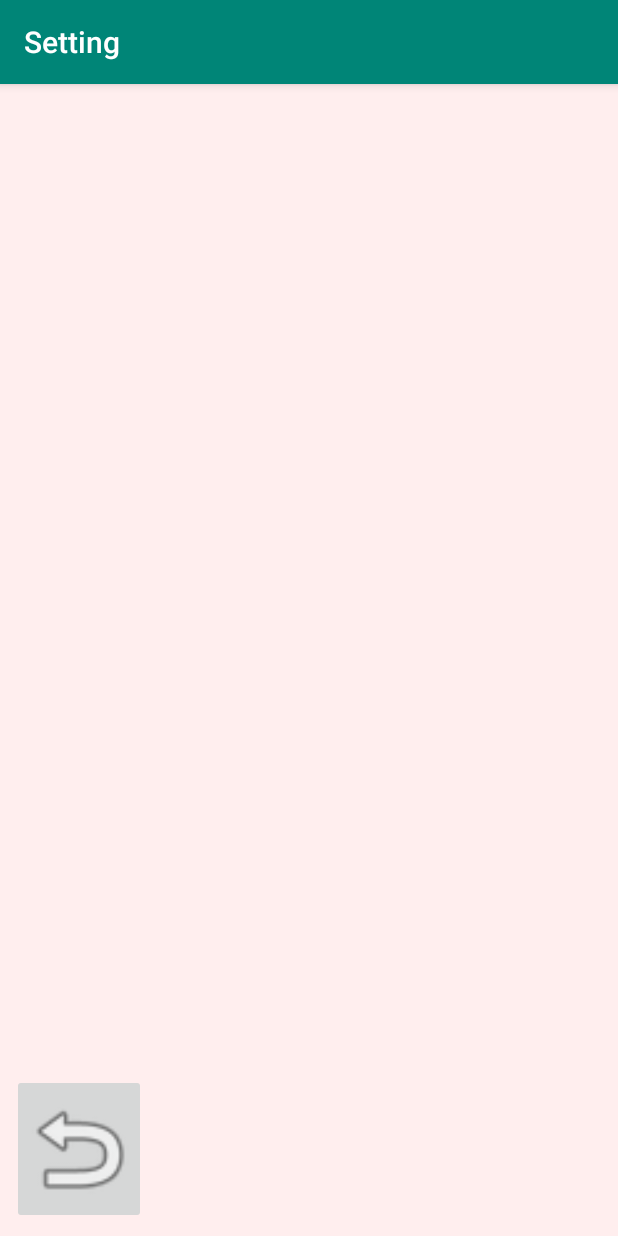
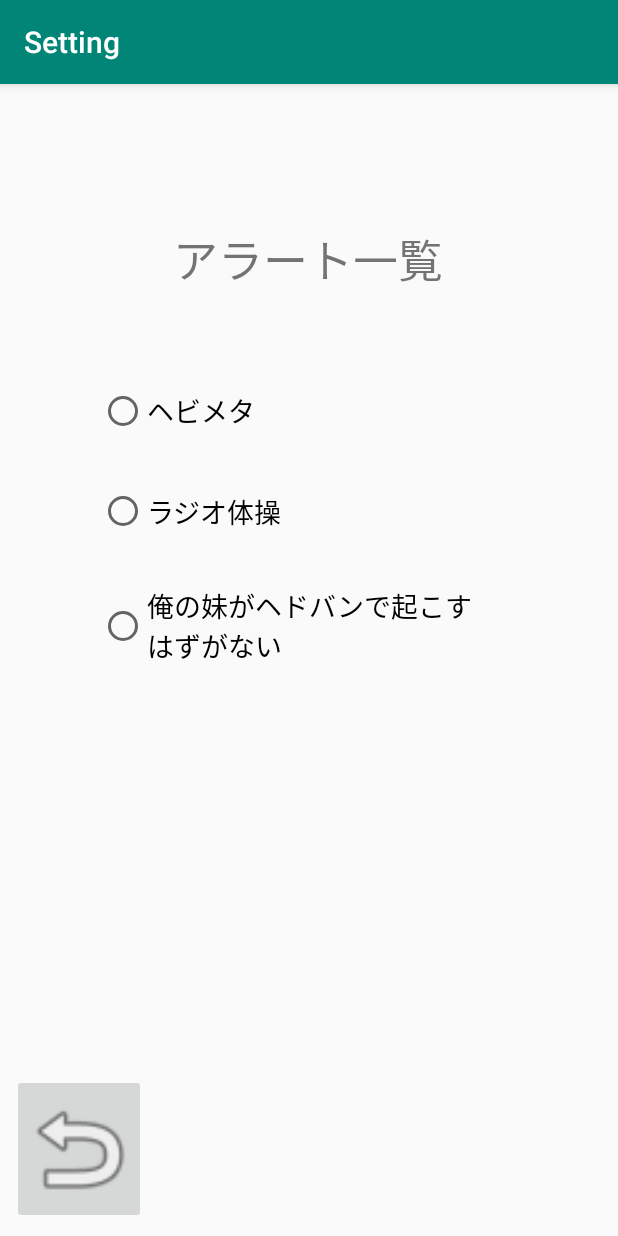
Before and after one commit to p2hacks/team1907, an Android app: the sub2 screen opened directly, with no data from a screen before it, on a phone screen of 412 x 824 dp. Run offline under Robolectric (Android 15) with nearby library versions, the phone set to English and light mode, and no system bars.

Commit message:
create radio button

```diff
--- a/P2HACKS4/app/src/main/java/com/example/p2hacks/MainActivity.java
+++ b/P2HACKS4/app/src/main/java/com/example/p2hacks/MainActivity.java
@@ -94,7 +94,7 @@ public class MainActivity extends AppCompatActivity
             }
         });
 
-        /*-----設定ボタン-----*/
+        /*-----設定ボタン (設定画面への遷移）-----*/
         ImageButton sendButton = findViewById(R.id.setButton);
         sendButton.setOnClickListener(new View.OnClickListener() {
             @Override
--- a/P2HACKS4/app/src/main/res/layout/activity_sub2.xml
+++ b/P2HACKS4/app/src/main/res/layout/activity_sub2.xml
@@ -5,8 +5,26 @@
     xmlns:tools="http://schemas.android.com/tools"
     android:layout_width="match_parent"
     android:layout_height="match_parent"
-    android:background="#fee"
     tools:context=".MainActivity">
+
+    <TextView
+        android:id="@+id/textView"
+        android:layout_width="wrap_content"
+        android:layout_height="wrap_content"
+        android:layout_marginStart="8dp"
+        android:layout_marginLeft="8dp"
+        android:layout_marginTop="8dp"
+        android:layout_marginEnd="8dp"
+        android:layout_marginRight="8dp"
+        android:layout_marginBottom="8dp"
+        android:text="アラート一覧"
+        android:textSize="30sp"
+        app:layout_constraintBottom_toTopOf="@+id/radioGroup"
+        app:layout_constraintEnd_toEndOf="parent"
+        app:layout_constraintHorizontal_bias="0.497"
+        app:layout_constraintStart_toStartOf="parent"
+        app:layout_constraintTop_toTopOf="parent"
+        app:layout_constraintVertical_bias="0.69" />
 
     <ImageButton
         android:id="@+id/returnButton"
@@ -19,4 +37,49 @@
         app:layout_constraintBottom_toBottomOf="parent"
         app:layout_constraintStart_toStartOf="parent"
         app:srcCompat="@android:drawable/ic_menu_revert" />
+
+    <RadioGroup
+        android:id="@+id/radioGroup"
+        android:layout_width="257dp"
+        android:layout_height="217dp"
+        android:layout_marginStart="8dp"
+        android:layout_marginLeft="8dp"
+        android:layout_marginTop="8dp"
+        android:layout_marginEnd="8dp"
+        android:layout_marginRight="8dp"
+        android:layout_marginBottom="8dp"
+        app:layout_constraintBottom_toBottomOf="parent"
+        app:layout_constraintEnd_toEndOf="parent"
+        app:layout_constraintHorizontal_bias="0.42"
+        app:layout_constraintStart_toStartOf="parent"
+        app:layout_constraintTop_toTopOf="parent"
+        app:layout_constraintVertical_bias="0.333">
+
+        <RadioButton
+            android:id="@+id/radio1"
+            android:layout_width="276dp"
+            android:layout_height="64dp"
+            android:text="ヘビメタ"
+            android:textSize="18sp"
+            tools:layout_editor_absoluteX="124dp"
+            tools:layout_editor_absoluteY="136dp" />
+
+        <RadioButton
+            android:id="@+id/radio2"
+            android:layout_width="match_parent"
+            android:layout_height="67dp"
+            android:layout_weight="1"
+            android:text="ラジオ体操"
+            android:textSize="18sp" />
+
+        <RadioButton
+            android:id="@+id/radio3"
+            android:layout_width="match_parent"
+            android:layout_height="83dp"
+            android:text="俺の妹がヘドバンで起こすはずがない"
+            android:textSize="18sp"
+            tools:layout_editor_absoluteX="124dp"
+            tools:layout_editor_absoluteY="104dp" />
+    </RadioGroup>
+
 </android.support.constraint.ConstraintLayout>
```
